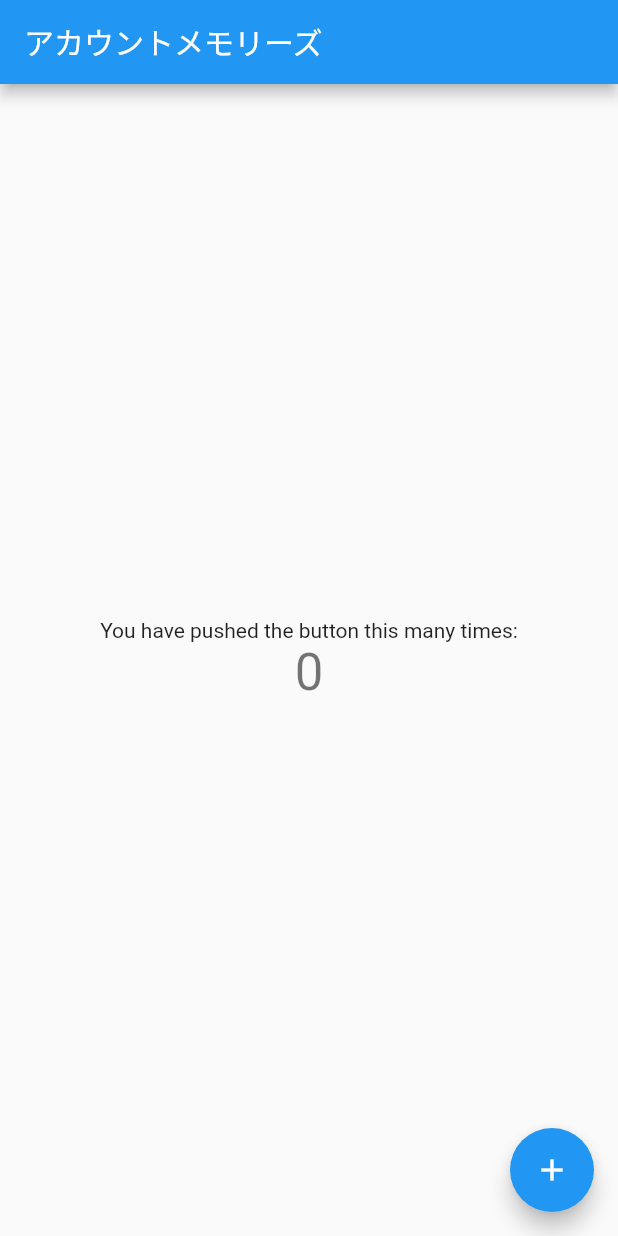
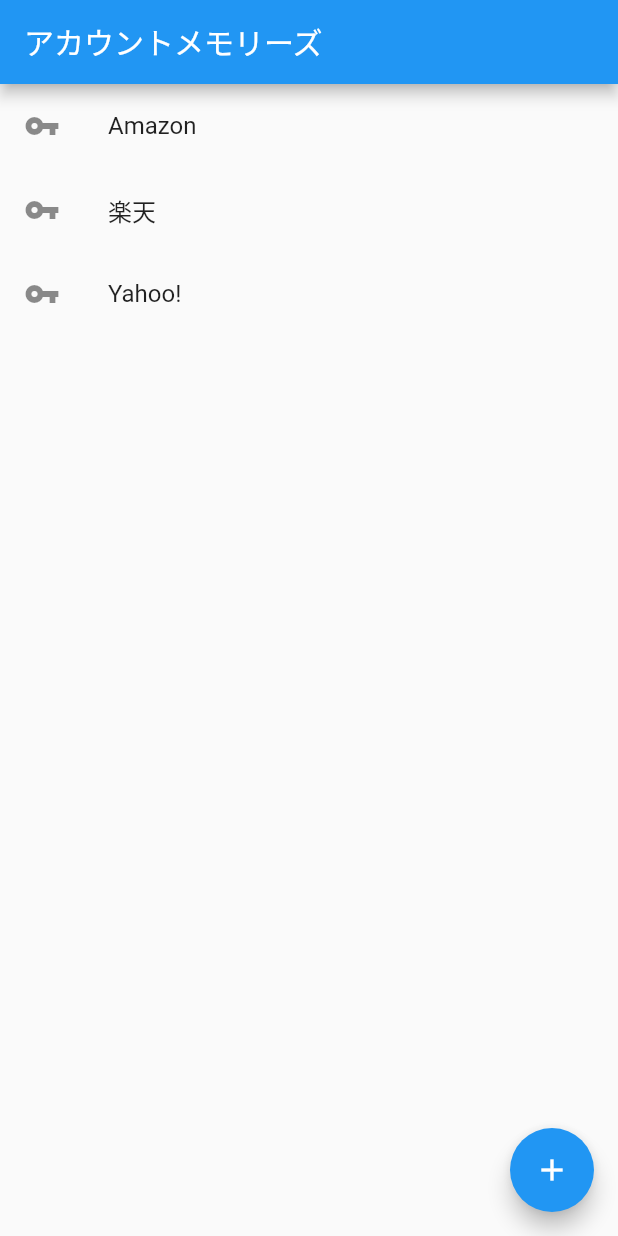
Before and after one commit to nikukyugamer/account-memories, a Flutter app: the screen it shows after launch, on a phone screen of 412 x 824 dp. Run offline on Flutter 3.47's test engine with Material 2 defaults, Android fonts, the phone set to English and light mode, and no system bars.

Commit message:
feat: 🎸 body に ListView を追加した (#5)

```diff
--- a/lib/main.dart
+++ b/lib/main.dart
@@ -43,20 +43,11 @@ class _MyHomePageState extends State<MyHomePage> {
       appBar: AppBar(
         title: const Text('アカウントメモリーズ'),
       ),
-      body: Center(
-        child: Column(
-          mainAxisAlignment: MainAxisAlignment.center,
-          children: <Widget>[
-            const Text(
-              'You have pushed the button this many times:',
-            ),
-            Text(
-              '$_counter',
-              style: Theme.of(context).textTheme.headline4,
-            ),
-          ],
-        ),
-      ),
+      body: ListView(children: const [
+        ListTile(leading: Icon(Icons.vpn_key), title: Text('Amazon')),
+        ListTile(leading: Icon(Icons.vpn_key), title: Text('楽天')),
+        ListTile(leading: Icon(Icons.vpn_key), title: Text('Yahoo!'))
+      ]),
       floatingActionButton: FloatingActionButton(
         onPressed: _incrementCounter,
         tooltip: 'Increment',
```
